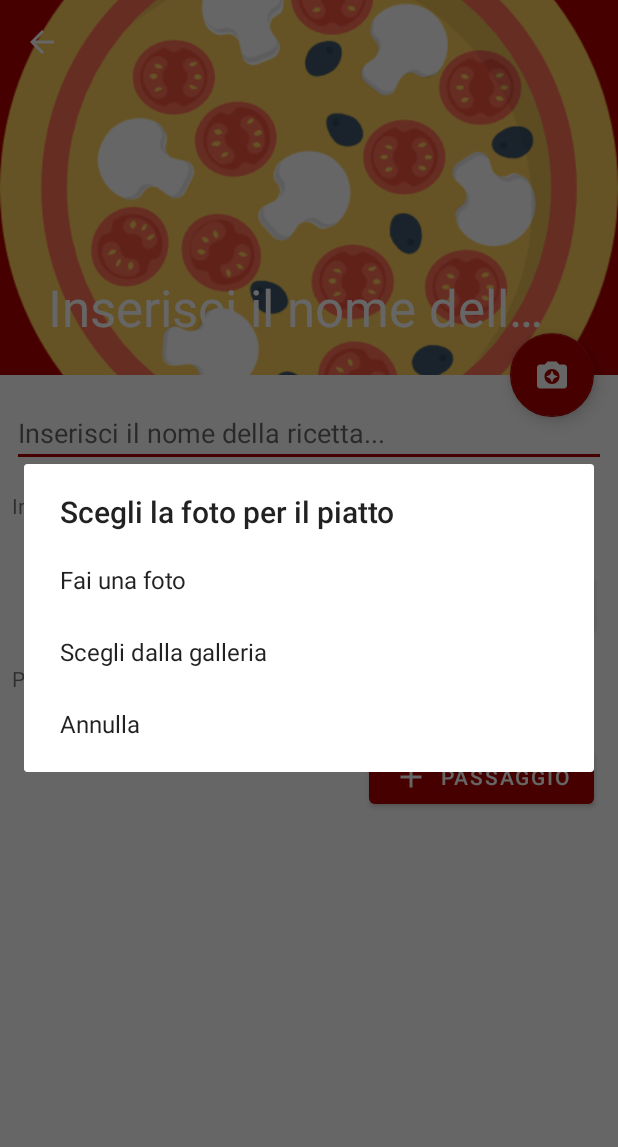
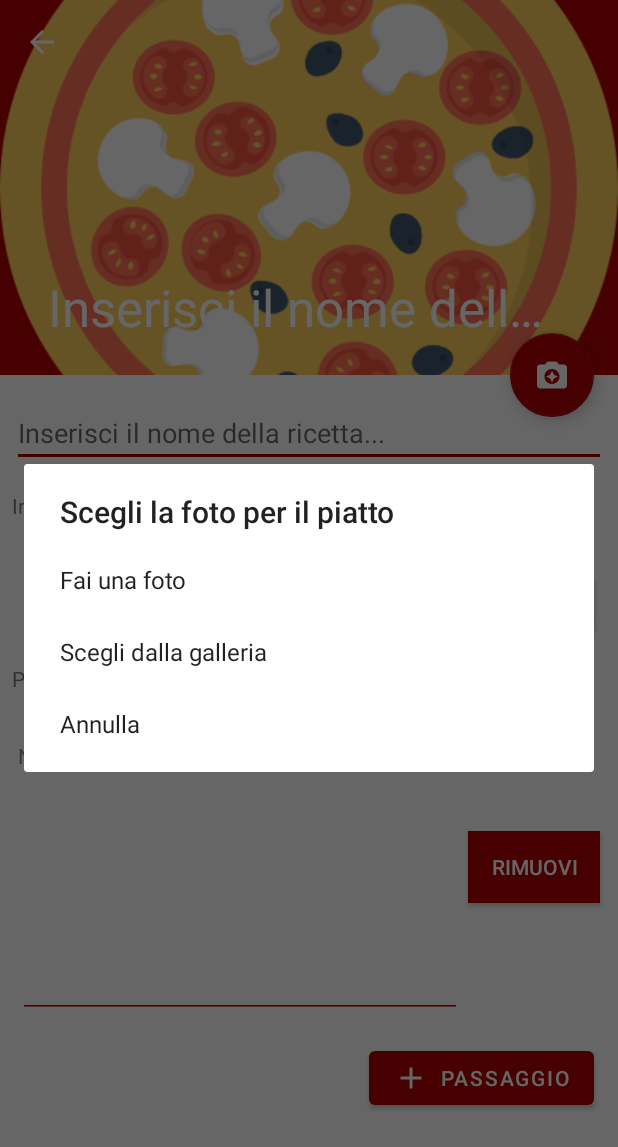
Before and after one commit to SpykeyRev/KnifeAndSpoon, an Android app: the InsertRicettaActivity screen opened directly, with no data from a screen before it, after a tap on an icon or button, on a phone screen of 412 x 824 dp. Shown: the top 1147 px of the screen. Run offline under Robolectric (Android 15) with nearby library versions, the phone set to English and light mode, and no system bars; 3 other taps on this screen came first.

Commit message:
Creazione dinamica di varie componenti al tocco di "aggiungi ingrediente/passaggio".

```diff
--- a/app/src/main/java/com/digiolaba/knifeandspoon/View/InsertRicettaActivity.java
+++ b/app/src/main/java/com/digiolaba/knifeandspoon/View/InsertRicettaActivity.java
@@ -1,23 +1,19 @@
 package com.digiolaba.knifeandspoon.View;
 
 import android.Manifest;
-import android.content.ComponentName;
 import android.content.Context;
 import android.content.DialogInterface;
 import android.content.Intent;
 import android.content.pm.PackageManager;
-import android.content.pm.ResolveInfo;
 import android.database.Cursor;
 import android.graphics.Bitmap;
 import android.graphics.BitmapFactory;
-import android.graphics.PorterDuff;
 import android.net.Uri;
 import android.os.Bundle;
 
 import com.digiolaba.knifeandspoon.Controller.Utils;
 import com.google.android.material.appbar.CollapsingToolbarLayout;
 import com.google.android.material.floatingactionbutton.FloatingActionButton;
-import com.google.android.material.snackbar.Snackbar;
 
 import androidx.annotation.NonNull;
 import androidx.appcompat.app.AlertDialog;
@@ -28,12 +24,16 @@ import androidx.core.content.ContextCompat;
 import android.provider.MediaStore;
 import android.text.Editable;
 import android.text.TextWatcher;
+import android.view.LayoutInflater;
 import android.view.MenuItem;
 import android.view.View;
 import android.view.animation.Animation;
 import android.view.animation.AnimationUtils;
+import android.widget.Button;
 import android.widget.EditText;
 import android.widget.ImageView;
+import android.widget.LinearLayout;
+import android.widget.TextView;
 
 import com.digiolaba.knifeandspoon.R;
 
@@ -54,6 +54,13 @@ public class InsertRicettaActivity extends AppCompatActivity {
     private EditText etTitolo;
     private FloatingActionButton fab_foto;
     private Boolean textOK=false;
+    private LinearLayout ingredientiLayout;
+    private EditText newET;
+    private Button addIngrediente;
+    private int numeroPassaggio;
+    private Button addPassaggio;
+    private LinearLayout passaggiLayout;
+
 
     @Override
     protected void onCreate(Bundle savedInstanceState) {
@@ -65,12 +72,18 @@ public class InsertRicettaActivity extends AppCompatActivity {
         fab_foto = (FloatingActionButton) findViewById(R.id.fab_ins_foto);
         img_piatto=(ImageView)findViewById(R.id.img_piatto);
         etTitolo=(EditText)findViewById(R.id.etTitolo);
+        ingredientiLayout=(LinearLayout)findViewById(R.id.layoutIngredienti);
+        addIngrediente=(Button)findViewById(R.id.addIngrediente);
+        addPassaggio=(Button)findViewById(R.id.addPassaggio);
+        passaggiLayout=(LinearLayout)findViewById(R.id.listPassaggi);
         Objects.requireNonNull(getSupportActionBar()).setDisplayHomeAsUpEnabled(true);
         getSupportActionBar().setDisplayShowHomeEnabled(true);
         snackForInfoPhoto();
         checkPermissionAndPhoto();
         changeToolbatTitle();
         notifyUserifTitoloNotCorrect();
+        addIngrediente();
+        addPassaggio();
     }
 
     void snackForInfoPhoto()
@@ -246,4 +259,50 @@ public class InsertRicettaActivity extends AppCompatActivity {
         });
     }
 
+    private void addIngrediente()
+    {
+        addIngrediente.setOnClickListener(new View.OnClickListener() {
+            @Override
+            public void onClick(View v) {
+                LayoutInflater layoutInflater = (LayoutInflater) getBaseContext().getSystemService(Context.LAYOUT_INFLATER_SERVICE);
+                final View addView = layoutInflater.inflate(R.layout.add_ingrediente_layout, null);
+                //TextView textOut = (TextView)addView.findViewById(R.id.txtTitoloIngrediente);
+                //textOut.setText(getText(R.string.nuovo_ingrediente));
+                Button buttonRemove = (Button)addView.findViewById(R.id.remove_ingrediente);
+                buttonRemove.setOnClickListener(new View.OnClickListener() {
+                    @Override
+                    public void onClick(View v) {
+                        ((LinearLayout)addView.getParent()).removeView(addView);
+                    }
+                });
+                ingredientiLayout.addView(addView);
+            }
+        });
+    }
+
+    private void addPassaggio()
+    {
+        numeroPassaggio++;
+        addPassaggio.setOnClickListener(new View.OnClickListener() {
+            @Override
+            public void onClick(View v) {
+                LayoutInflater layoutInflater = (LayoutInflater) getBaseContext().getSystemService(Context.LAYOUT_INFLATER_SERVICE);
+                final View addView = layoutInflater.inflate(R.layout.add_passaggio_layout, null);
+                //TextView textOut=(TextView)addView.findViewById(R.id.txtTitoloPassaggio);
+                //textOut.setText(getText(R.string.nuovo_passaggio));
+                Button buttonRemove = (Button)addView.findViewById(R.id.remove_passaggio);
+                buttonRemove.setOnClickListener(new View.OnClickListener() {
+                    @Override
+                    public void onClick(View v) {
+                        ((LinearLayout)addView.getParent()).removeView(addView);
+                    }
+                });
+                passaggiLayout.addView(addView);
+
+            }
+        });
+
+    }
+
+
 }
--- /dev/null
+++ b/app/src/main/res/layout/add_passaggio_layout.xml
@@ -0,0 +1,45 @@
+<RelativeLayout xmlns:android="http://schemas.android.com/apk/res/android"
+    xmlns:app="http://schemas.android.com/apk/res-auto"
+    xmlns:tools="http://schemas.android.com/tools"
+    android:layout_width="match_parent"
+    android:layout_height="wrap_content">
+
+    <Button
+        android:id="@+id/remove_passaggio"
+        android:layout_width="wrap_content"
+        android:layout_height="wrap_content"
+        android:layout_alignParentEnd="true"
+        android:layout_centerVertical="true"
+        android:layout_marginEnd="4dp"
+        android:background="@color/colorPrimary"
+        android:text="@string/rimuovi"
+        android:textColor="@android:color/white" />
+
+    <TextView
+        android:id="@+id/txtTitoloPassaggio"
+        android:text="@string/nuovo_passaggio"
+        android:layout_width="138dp"
+        android:layout_height="wrap_content"
+        android:layout_alignParentStart="true"
+        android:layout_marginStart="4dp"
+        android:layout_marginTop="16dp"
+        android:layout_marginEnd="176dp"
+        android:layout_toStartOf="@id/remove_passaggio" />
+
+    <EditText
+        android:id="@+id/editText"
+        android:layout_width="315dp"
+        android:layout_height="149dp"
+        android:layout_below="@+id/txtTitoloPassaggio"
+        android:layout_alignParentStart="true"
+        android:layout_marginStart="4dp"
+        android:layout_marginTop="16dp"
+        android:layout_marginEnd="4dp"
+        android:layout_toStartOf="@+id/remove_passaggio"
+        android:backgroundTint="@color/colorPrimary"
+        android:ems="10"
+        android:gravity="start|top"
+        android:hint="@string/inserisci_descrizione_passaggio"
+        android:inputType="textMultiLine" />
+
+</RelativeLayout>
--- a/app/src/main/res/layout/content_insert_ricetta.xml
+++ b/app/src/main/res/layout/content_insert_ricetta.xml
@@ -37,7 +37,7 @@
             android:text="@string/ingredienti"/>
 
         <LinearLayout
-            android:id="@+id/listIngredienti"
+            android:id="@+id/layoutIngredienti"
             android:layout_width="match_parent"
             android:layout_height="wrap_content"
             android:layout_marginLeft="8dp"
--- a/app/src/main/res/values/strings.xml
+++ b/app/src/main/res/values/strings.xml
@@ -20,6 +20,14 @@
     <string name="passaggi">Passaggi</string>
     <string name="ingrediente">Ingrediente</string>
     <string name="passaggio">Passaggio</string>
+    <string name="nome_ingrediente">Nome ingrediente</string>
+    <string name="rimuovi">Rimuovi</string>
+    <string name="quantita">Quantità</string>
+    <string name="unita_misura">Unità di misura</string>
+    <string name="inserisci_descrizione_passaggio">Inserisci la descrizione di questo passaggio...</string>
+    <string name="nuovo_ingrediente">Nuovo ingrediente</string>
+    <string name="nuovo_passaggio">Nuovo Passaggio</string>
+
 
     <string name="error_empty_name">Il tuo nome è vuoto. Per favore, inserisci un nome.</string>
     <string name="error_name_space">Controlla il tuo nome, ci sono degli spazi dove non dovrebbero esserci.</string>
@@ -28,6 +36,8 @@
     <string name="error_lenght_name">Il tuo nome deve essere compreso tra 6 e 20 caratteri.</string>
     <string name="error_not_all_permissions">Per favore, approva tutto.</string>
     <string name="selsorgente">Seleziona la sorgente.</string>
+
+
 
     <string name="title_activity_show_ricetta">Ricetta</string>
     <string name="large_text">
```
Also changed, not shown: app/src/main/res/layout/add_ingrediente_layout.xml (added, +68 -0 lines).
